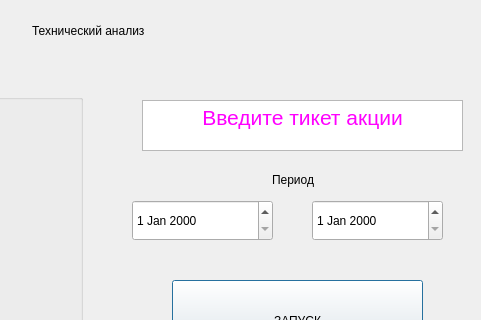
ilya-baykov/SBER_tech_analysis, file Tech_analysis.ui: the form before one commit; both pictures show x 338 to 819 and y 0 to 320 of the 819 by 533 pixel window.
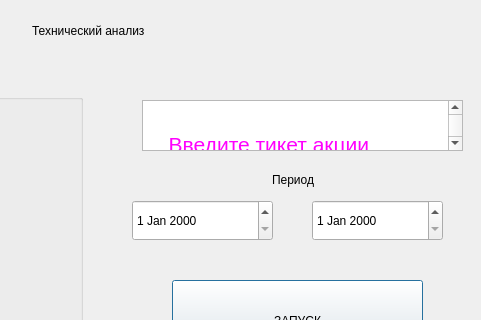
The form after the commit.

```diff
--- a/Tech_analysis.ui
+++ b/Tech_analysis.ui
@@ -163,10 +163,15 @@
    </property>
    <property name="html">
     <string>&lt;!DOCTYPE HTML PUBLIC &quot;-//W3C//DTD HTML 4.0//EN&quot; &quot;http://www.w3.org/TR/REC-html40/strict.dtd&quot;&gt;
-&lt;html&gt;&lt;head&gt;&lt;meta name=&quot;qrichtext&quot; content=&quot;1&quot; /&gt;&lt;style type=&quot;text/css&quot;&gt;
-p, li { white-space: pre-wrap; }
-&lt;/style&gt;&lt;/head&gt;&lt;body style=&quot; font-family:'MS Shell Dlg 2'; font-size:7.8pt; font-weight:400; font-style:normal;&quot;&gt;
-&lt;p align=&quot;center&quot; style=&quot; margin-top:0px; margin-bottom:0px; margin-left:0px; margin-right:0px; -qt-block-indent:0; text-indent:0px;&quot;&gt;&lt;span style=&quot; font-size:16pt; color:#ff00ff;&quot;&gt;Введите тикет акции&lt;/span&gt;&lt;/p&gt;&lt;/body&gt;&lt;/html&gt;</string>
+                    &lt;html&gt;&lt;head&gt;&lt;meta name=&quot;qrichtext&quot; content=&quot;1&quot; /&gt;&lt;style
+                    type=&quot;text/css&quot;&gt;
+                    p, li { white-space: pre-wrap; }
+                    &lt;/style&gt;&lt;/head&gt;&lt;body style=&quot; font-family:'MS Shell Dlg 2'; font-size:7.8pt;
+                    font-weight:400; font-style:normal;&quot;&gt;
+                    &lt;p align=&quot;center&quot; style=&quot; margin-top:0px; margin-bottom:0px; margin-left:0px;
+                    margin-right:0px; -qt-block-indent:0; text-indent:0px;&quot;&gt;&lt;span style=&quot;
+                    font-size:16pt; color:#ff00ff;&quot;&gt;Введите тикет акции&lt;/span&gt;&lt;/p&gt;&lt;/body&gt;&lt;/html&gt;
+                </string>
    </property>
   </widget>
   <widget class="QLabel" name="label_2">
```
Left out of the diff: 8 changed lines with no effect on the pictures. Lines whose indentation alone changed are shown as unchanged.
